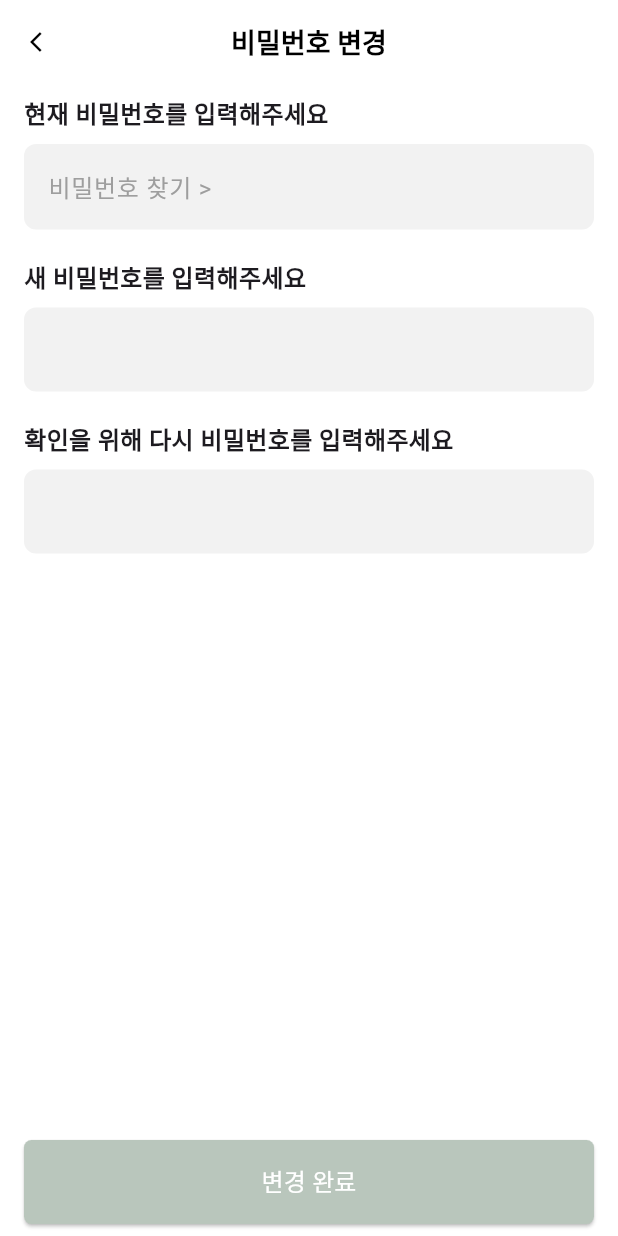
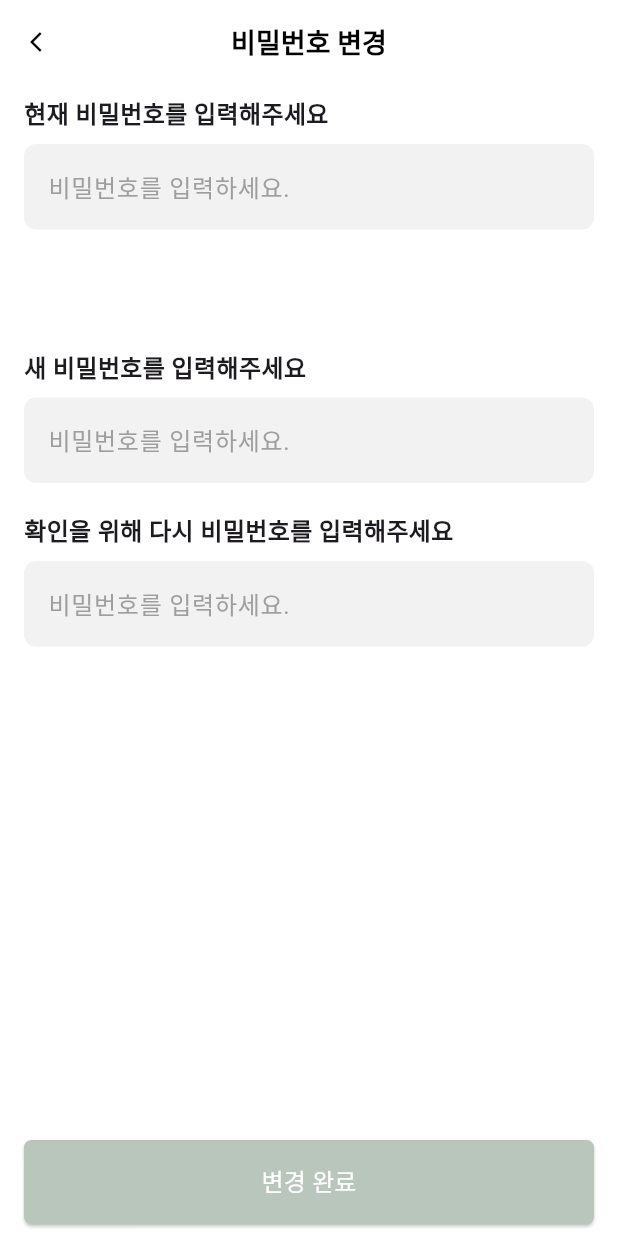
Before and after one commit to LastNyam/last_nyam_fe, a Flutter app: the PasswordChangeScreen screen opened directly, on a phone screen of 412 x 824 dp. Run offline on Flutter 3.47's test engine with Material 3 defaults, Android fonts, the phone set to English and light mode, and no system bars; Roboto replaces fonts that are missing (nanumBarunGothic).

Commit message:
feat: 각 Input에 Placeholder 적용

```diff
--- a/lib/screen/password_change_screen.dart
+++ b/lib/screen/password_change_screen.dart
@@ -53,13 +53,14 @@ class _PasswordChangeScreenState extends State<PasswordChangeScreen> {
                 controller: _currentPasswordController,
                 label: "현재 비밀번호를 입력해주세요",
                 type: 'current',
-                hintText: "비밀번호 찾기 >",
+                hintText: "비밀번호를 입력하세요.",
                 errorText: _currentPasswordError,
               ),
-              SizedBox(height: 20),
+              SizedBox(height: 80),
               _buildPasswordField(
                 controller: _newPasswordController,
                 label: "새 비밀번호를 입력해주세요",
+                hintText: "비밀번호를 입력하세요.",
                 type: 'new',
                 errorText: _newPasswordError,
               ),
@@ -67,6 +68,7 @@ class _PasswordChangeScreenState extends State<PasswordChangeScreen> {
               _buildPasswordField(
                 controller: _confirmPasswordController,
                 label: "확인을 위해 다시 비밀번호를 입력해주세요",
+                hintText: "비밀번호를 입력하세요.",
                 type: 'confirm',
                 errorText: _confirmPasswordError,
               ),
```
